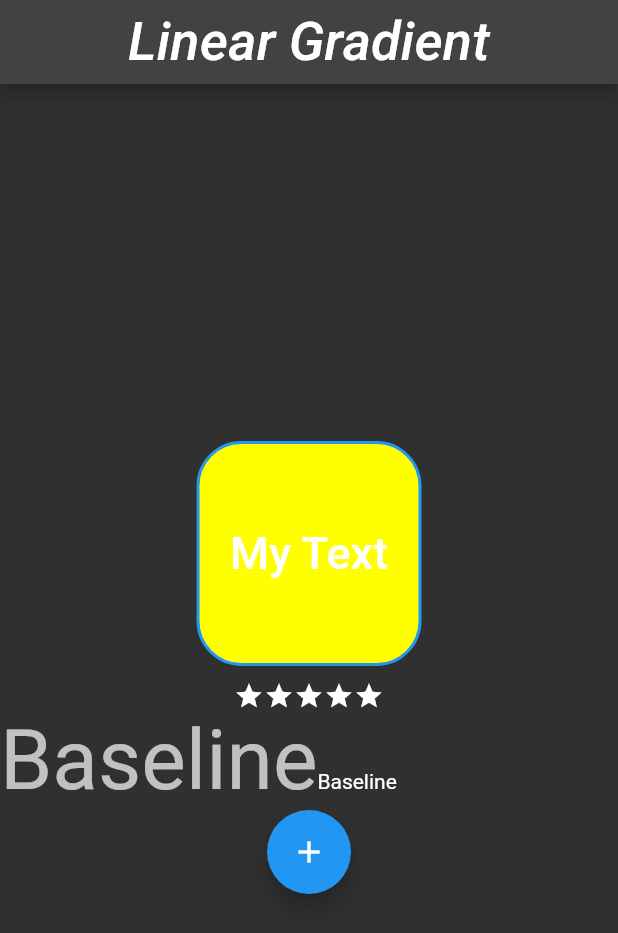
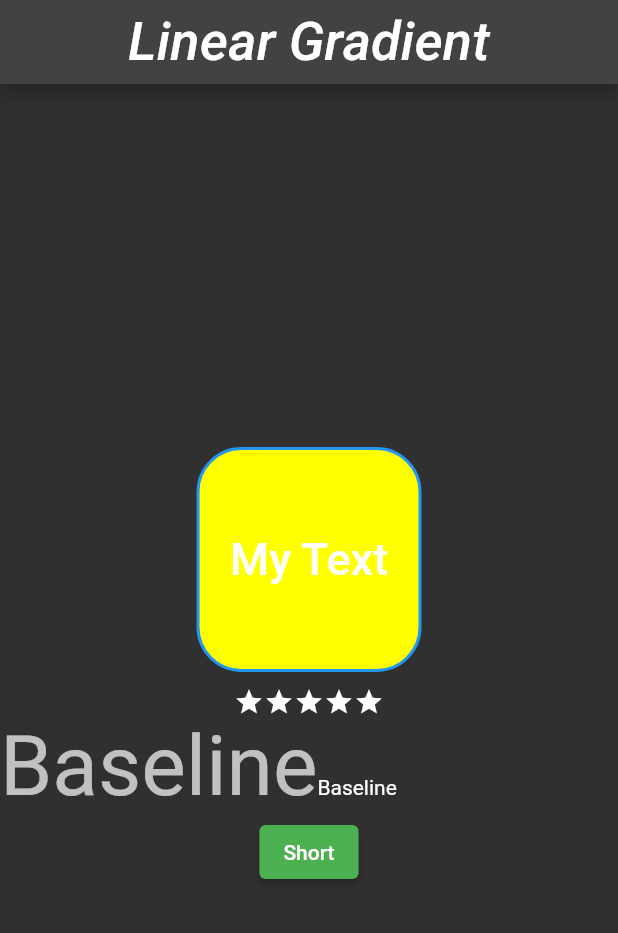
Before and after one commit to Tosin8/random_practice, a Flutter app: the screen it shows after launch, on a phone screen of 412 x 824 dp. Shown: the top 933 px of the screen. Run offline on Flutter 3.47's test engine with Material 2 defaults, Android fonts, the phone set to English and light mode, and no system bars; Roboto replaces fonts that are missing (Georgia, Hind).

```diff
--- a/lib/practice.dart
+++ b/lib/practice.dart
@@ -67,10 +67,17 @@ class _Linear_GradientState extends State<Linear_Gradient> {
           ),
 
           // Using a unique themedata - creating a ThemeData() instance and passing that to the Theme Widget.
-          Theme(
-              data: ThemeData(splashColor: Colors.yellow),
-              child: FloatingActionButton(
-                  onPressed: () {}, child: const Icon(Icons.add)))
+          // Theme(
+          //     data: ThemeData(splashColor: Colors.yellow),
+          //     child: FloatingActionButton(
+          //         onPressed: () {}, child: const Icon(Icons.add)))
+
+          Column(mainAxisAlignment: MainAxisAlignment.center, children: const [
+            ElevatedButton(
+              onPressed: () {},
+              child: Text('Short'),
+            )
+          ])
         ]));
   }
 }
```
